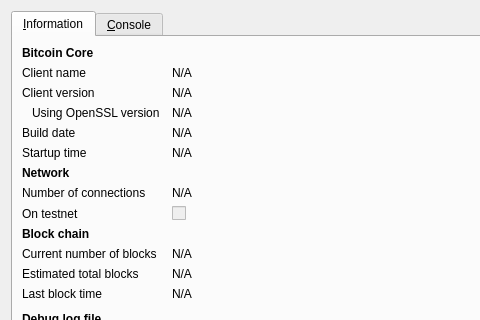
Before: the Qt Designer form src/qt/forms/rpcconsole.ui in namecoin/namecoin-legacy, drawn with Qt 5; both pictures show x 0 to 480 and y 0 to 320 of the 740 by 450 pixel window.
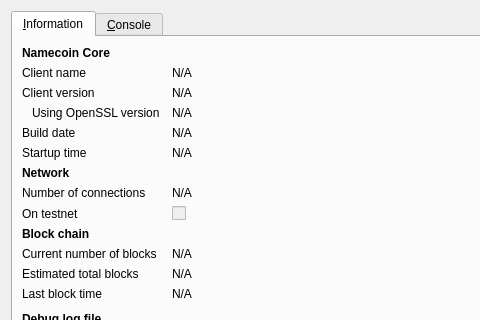
After: the same form once the commit is applied. Icons and pictures are not drawn.

Commit message:
Commiting my updates that turn namecoind into namecoin-qt.
I compiled it in MinGW, Linux may require minor changes in qmake
project.
Note: wallet encryption will make the wallet inaccessible for the
daemon. Soon I'll update the daemon with 'walletpassphrase' etc.

Patch:
```diff
--- a/src/qt/forms/rpcconsole.ui
+++ b/src/qt/forms/rpcconsole.ui
@@ -36,7 +36,7 @@
           </font>
          </property>
          <property name="text">
-          <string>Bitcoin Core</string>
+          <string>Namecoin Core</string>
          </property>
         </widget>
        </item>
```
Left out of the diff: 6 changed lines with no effect on the pictures. The commit also changes 157 other files.
